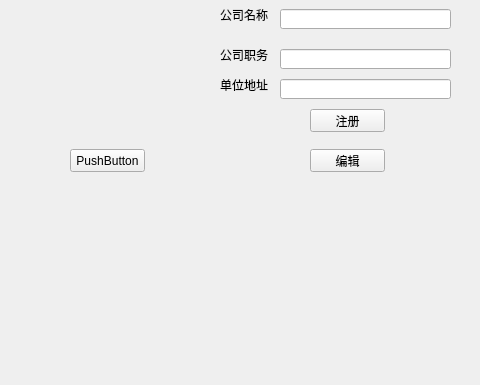
Old version of the form Project_gather/QTRegister.ui in the repository mohanmode2008/Terminal; both pictures show x 0 to 480 and y 431 to 816 of the 967 by 816 pixel window.
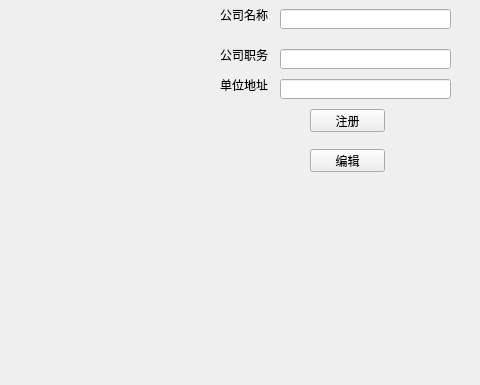
New version of the form.

```diff
--- a/Project_gather/QTRegister.ui
+++ b/Project_gather/QTRegister.ui
@@ -419,19 +419,6 @@
     <string>登录</string>
    </property>
   </widget>
-  <widget class="QPushButton" name="pushButton">
-   <property name="geometry">
-    <rect>
-     <x>70</x>
-     <y>580</y>
-     <width>75</width>
-     <height>23</height>
-    </rect>
-   </property>
-   <property name="text">
-    <string>PushButton</string>
-   </property>
-  </widget>
  </widget>
  <layoutdefault spacing="6" margin="11"/>
  <resources/>
```
Left out of the diff: 16 changed lines with no effect on the pictures.
